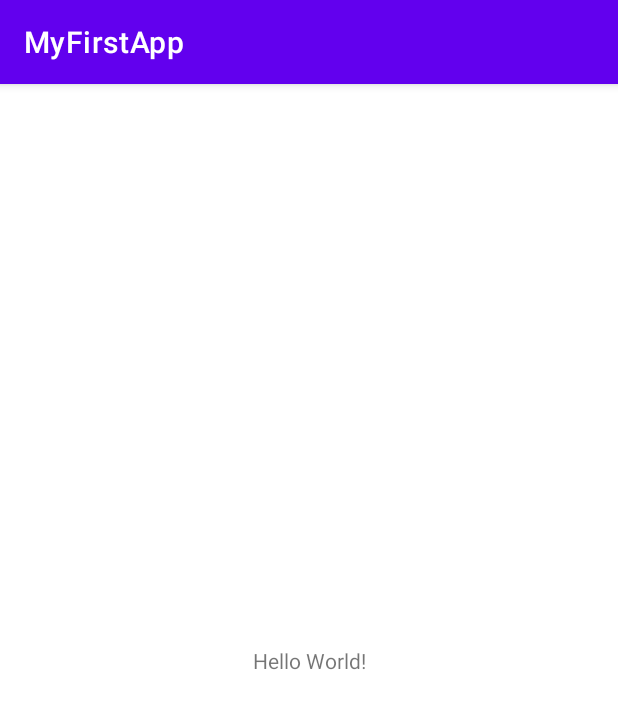
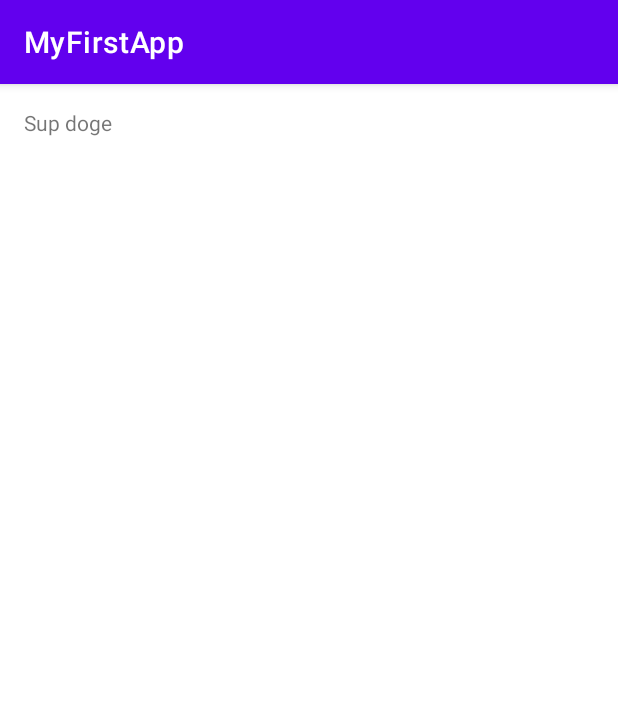
Before and after one commit to FirstVasilevs/MyFirstApp, an Android app: the screen it shows after launch (MainActivity), on a phone screen of 412 x 824 dp. Shown: the top 709 px of the screen. Run offline under Robolectric (Android 15) with nearby library versions, the phone set to English and light mode, and no system bars.

Commit message:
Глава 1. - Создал проект - Редактировал TextView

```diff
--- a/app/src/main/res/layout/activity_main.xml
+++ b/app/src/main/res/layout/activity_main.xml
@@ -1,18 +1,24 @@
 <?xml version="1.0" encoding="utf-8"?>
-<androidx.constraintlayout.widget.ConstraintLayout xmlns:android="http://schemas.android.com/apk/res/android"
+<LinearLayout
+    xmlns:android="http://schemas.android.com/apk/res/android"
     xmlns:app="http://schemas.android.com/apk/res-auto"
     xmlns:tools="http://schemas.android.com/tools"
     android:layout_width="match_parent"
     android:layout_height="match_parent"
+    android:paddingLeft="16dp"
+    android:paddingRight="16dp"
+    android:paddingTop="16dp"
+    android:paddingBottom="16dp"
+    android:orientation="vertical"
     tools:context=".MainActivity">
 
     <TextView
         android:layout_width="wrap_content"
         android:layout_height="wrap_content"
-        android:text="Hello World!"
+        android:text="@string/sup_doge"
         app:layout_constraintBottom_toBottomOf="parent"
         app:layout_constraintLeft_toLeftOf="parent"
         app:layout_constraintRight_toRightOf="parent"
         app:layout_constraintTop_toTopOf="parent" />
 
-</androidx.constraintlayout.widget.ConstraintLayout>
+</LinearLayout>
--- a/app/src/main/res/values/strings.xml
+++ b/app/src/main/res/values/strings.xml
@@ -1,3 +1,4 @@
 <resources>
     <string name="app_name">MyFirstApp</string>
+    <string name="sup_doge">Sup doge</string>
 </resources>
```
